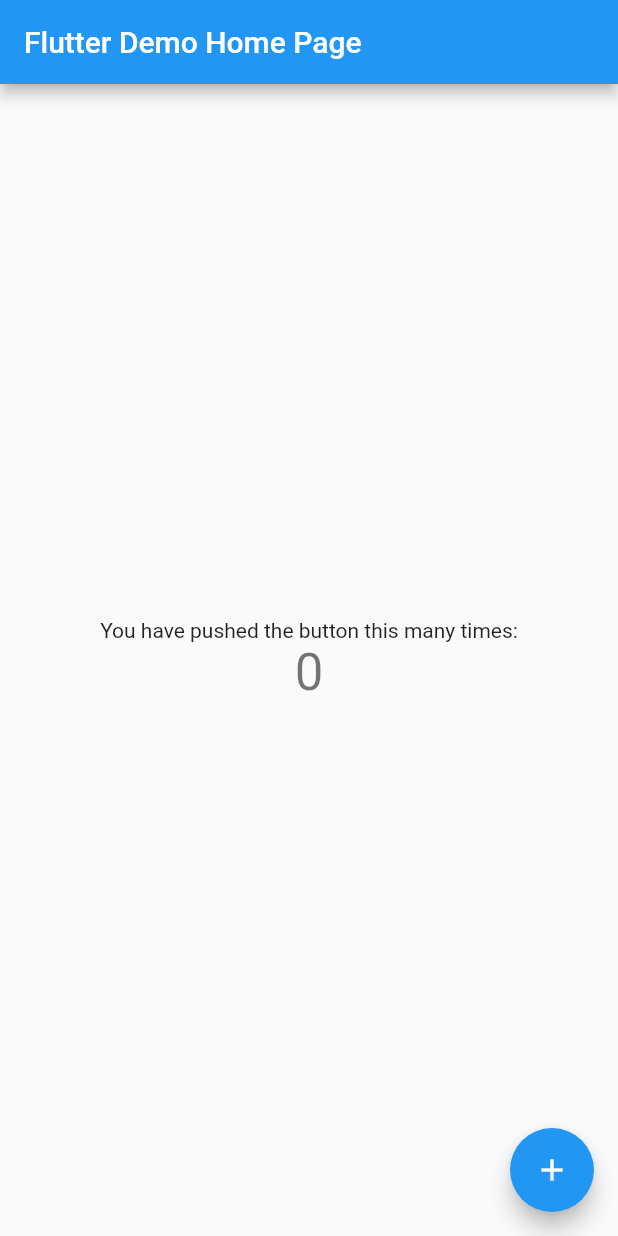
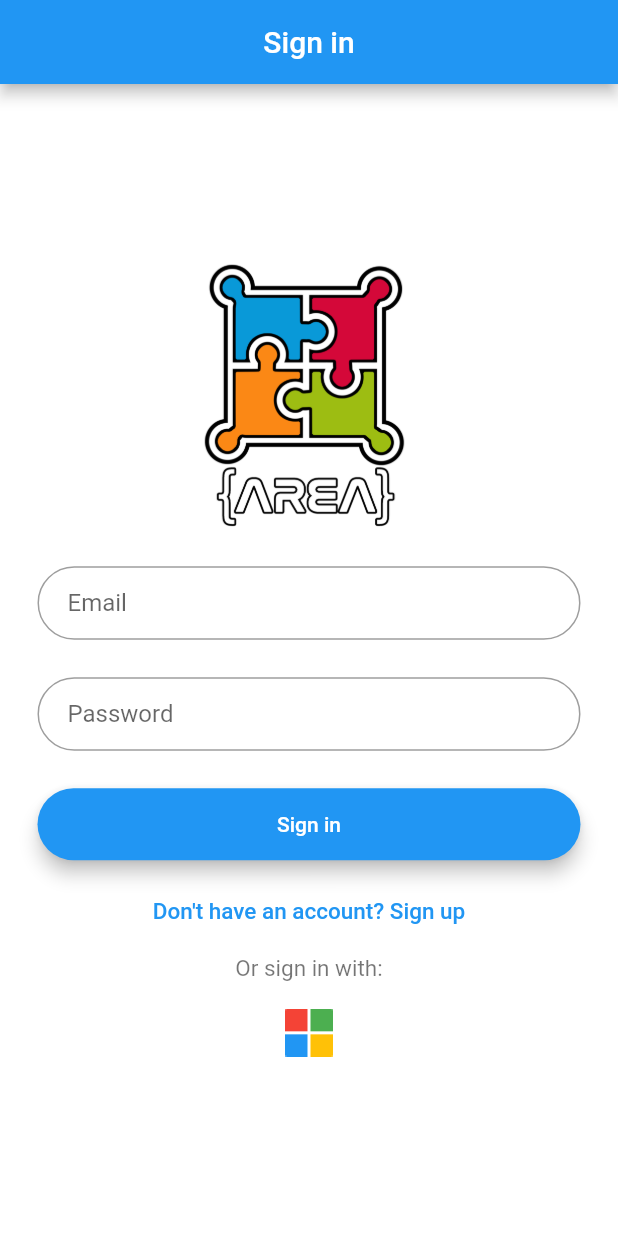
Before and after one commit to HeyShafty/Area, a Flutter app: the screen it shows after launch, on a phone screen of 412 x 824 dp. Run offline on Flutter 3.47's test engine with Material 2 defaults, Android fonts, the light colour scheme and no system bars.

Commit message:
[MOBILE] Adding sign in and sign up forms. Changing app icon.

```diff
--- /dev/null
+++ b/mobile/lib/login.dart
@@ -0,0 +1,101 @@
+import 'package:area/register.dart';
+import 'package:flutter/cupertino.dart';
+import 'package:flutter/material.dart';
+
+class Login extends StatelessWidget {
+  @override
+  Widget build(BuildContext context) {
+    TextEditingController usernameController = TextEditingController();
+    TextEditingController passwordController = TextEditingController();
+
+    return Scaffold(
+        backgroundColor: Colors.white,
+        appBar: AppBar(
+          backgroundColor: Colors.blue,
+          title: Text("Sign in"),
+          centerTitle: true,
+        ),
+        body: Center(
+          child: SingleChildScrollView(
+              child: Padding(
+                  padding: const EdgeInsets.only(left: 25.0, right: 25.0),
+                  child: Column(children: <Widget>[
+                    SizedBox(
+                      height: 200.0,
+                      child: Image.asset(
+                        'assets/images/AREALOGO.png',
+                        fit: BoxFit.contain,
+                      ),
+                    ),
+                    Padding(
+                        padding: const EdgeInsets.only(top: 10.0),
+                        child: TextField(
+                          obscureText: false,
+                          controller: usernameController,
+                          decoration: InputDecoration(
+                              contentPadding:
+                                  EdgeInsets.fromLTRB(20.0, 15.0, 20.0, 15.0),
+                              hintText: "Email",
+                              border: OutlineInputBorder(
+                                  borderRadius: BorderRadius.circular(32.0))),
+                        )),
+                    Padding(
+                      padding: const EdgeInsets.only(top: 25.0),
+                      child: TextField(
+                        obscureText: true,
+                        controller: passwordController,
+                        decoration: InputDecoration(
+                            contentPadding:
+                                EdgeInsets.fromLTRB(20.0, 15.0, 20.0, 15.0),
+                            hintText: "Password",
+                            border: OutlineInputBorder(
+                                borderRadius: BorderRadius.circular(32.0))),
+                      ),
+                    ),
+                    Padding(
+                      padding: const EdgeInsets.only(top: 25.0),
+                      child: Material(
+                        elevation: 5.0,
+                        borderRadius: BorderRadius.circular(30.0),
+                        color: Theme.of(context).primaryColor,
+                        child: MaterialButton(
+                            minWidth: (MediaQuery.of(context).size.width),
+                            padding:
+                                EdgeInsets.fromLTRB(20.0, 15.0, 20.0, 15.0),
+                            onPressed: () {},
+                            child: Text(
+                              'Sign in',
+                              style: TextStyle(color: Colors.white),
+                              textAlign: TextAlign.center,
+                            )),
+                      ),
+                    ),
+                    Padding(
+                        padding: const EdgeInsets.only(top: 10.0),
+                        child: FlatButton(
+                          onPressed: () => this.openRegisterPage(context),
+                          child: Text(
+                            'Don\'t have an account? Sign up',
+                            style: TextStyle(color: Colors.blue, fontSize: 15),
+                          ),
+                        )),
+                    Padding(
+                        padding: const EdgeInsets.only(top: 5.0, bottom: 10.0),
+                        child: Text(
+                          'Or sign in with:',
+                          style: TextStyle(color: Colors.black54, fontSize: 15),
+                        )),
+                    IconButton(
+                      onPressed: () {},
+                      icon: Image.asset("assets/images/microsoft.png"),
+                      color: Colors.blue,
+                    )
+                  ]))),
+        ));
+  }
+
+  void openRegisterPage(BuildContext context) {
+    Navigator.push(
+        context, MaterialPageRoute(builder: (context) => Register()));
+  }
+}
--- a/mobile/lib/main.dart
+++ b/mobile/lib/main.dart
@@ -1,3 +1,4 @@
+import 'package:area/login.dart';
 import 'package:flutter/material.dart';
 
 void main() {
@@ -9,39 +10,18 @@
   @override
   Widget build(BuildContext context) {
     return MaterialApp(
-      title: 'Flutter Demo',
+      title: 'Area',
       theme: ThemeData(
-        // This is the theme of your application.
-        //
-        // Try running your application with "flutter run". You'll see the
-        // application has a blue toolbar. Then, without quitting the app, try
-        // changing the primarySwatch below to Colors.green and then invoke
-        // "hot reload" (press "r" in the console where you ran "flutter run",
-        // or simply save your changes to "hot reload" in a Flutter IDE).
-        // Notice that the counter didn't reset back to zero; the application
-        // is not restarted.
         primarySwatch: Colors.blue,
-        // This makes the visual density adapt to the platform that you run
-        // the app on. For desktop platforms, the controls will be smaller and
-        // closer together (more dense) than on mobile platforms.
         visualDensity: VisualDensity.adaptivePlatformDensity,
       ),
-      home: MyHomePage(title: 'Flutter Demo Home Page'),
+      home: Login(),
     );
   }
 }
 
 class MyHomePage extends StatefulWidget {
   MyHomePage({Key key, this.title}) : super(key: key);
-
-  // This widget is the home page of your application. It is stateful, meaning
-  // that it has a State object (defined below) that contains fields that affect
-  // how it looks.
-
-  // This class is the configuration for the state. It holds the values (in this
-  // case the title) provided by the parent (in this case the App widget) and
-  // used by the build method of the State. Fields in a Widget subclass are
-  // always marked "final".
 
   final String title;
 
@@ -54,47 +34,18 @@
 
   void _incrementCounter() {
     setState(() {
-      // This call to setState tells the Flutter framework that something has
-      // changed in this State, which causes it to rerun the build method below
-      // so that the display can reflect the updated values. If we changed
-      // _counter without calling setState(), then the build method would not be
-      // called again, and so nothing would appear to happen.
       _counter++;
     });
   }
 
   @override
   Widget build(BuildContext context) {
-    // This method is rerun every time setState is called, for instance as done
-    // by the _incrementCounter method above.
-    //
-    // The Flutter framework has been optimized to make rerunning build methods
-    // fast, so that you can just rebuild anything that needs updating rather
-    // than having to individually change instances of widgets.
     return Scaffold(
       appBar: AppBar(
-        // Here we take the value from the MyHomePage object that was created by
-        // the App.build method, and use it to set our appbar title.
         title: Text(widget.title),
       ),
       body: Center(
-        // Center is a layout widget. It takes a single child and positions it
-        // in the middle of the parent.
         child: Column(
-          // Column is also a layout widget. It takes a list of children and
-          // arranges them vertically. By default, it sizes itself to fit its
-          // children horizontally, and tries to be as tall as its parent.
-          //
-          // Invoke "debug painting" (press "p" in the console, choose the
-          // "Toggle Debug Paint" action from the Flutter Inspector in Android
-          // Studio, or the "Toggle Debug Paint" command in Visual Studio Code)
-          // to see the wireframe for each widget.
-          //
-          // Column has various properties to control how it sizes itself and
-          // how it positions its children. Here we use mainAxisAlignment to
-          // center the children vertically; the main axis here is the vertical
-          // axis because Columns are vertical (the cross axis would be
-          // horizontal).
           mainAxisAlignment: MainAxisAlignment.center,
           children: <Widget>[
             Text(
@@ -111,7 +62,7 @@
         onPressed: _incrementCounter,
         tooltip: 'Increment',
         child: Icon(Icons.add),
-      ), // This trailing comma makes auto-formatting nicer for build methods.
+      ),
     );
   }
 }
```
Also changed, not shown: mobile/lib/register.dart (added, +86 -0 lines), mobile/pubspec.yaml (+10 -1 lines), mobile/assets/images/AREALOGO.png (added), mobile/assets/images/microsoft.png (added), mobile/lib/services/area_service.dart (added), mobile/pubspec.lock, 21 other files.
